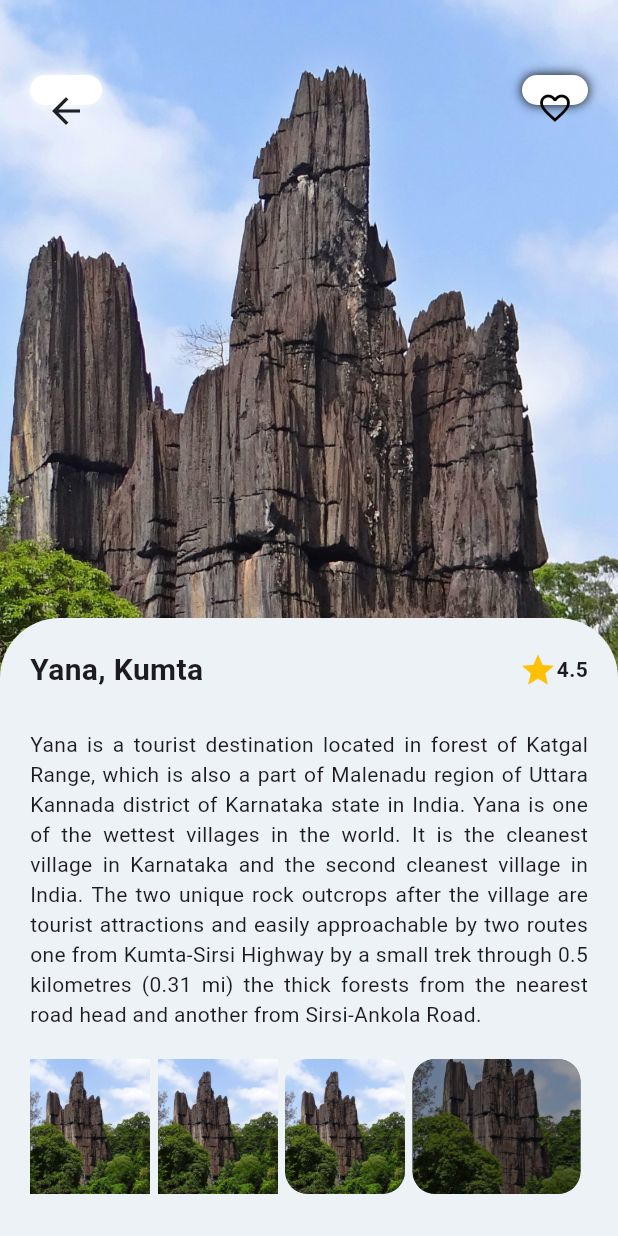
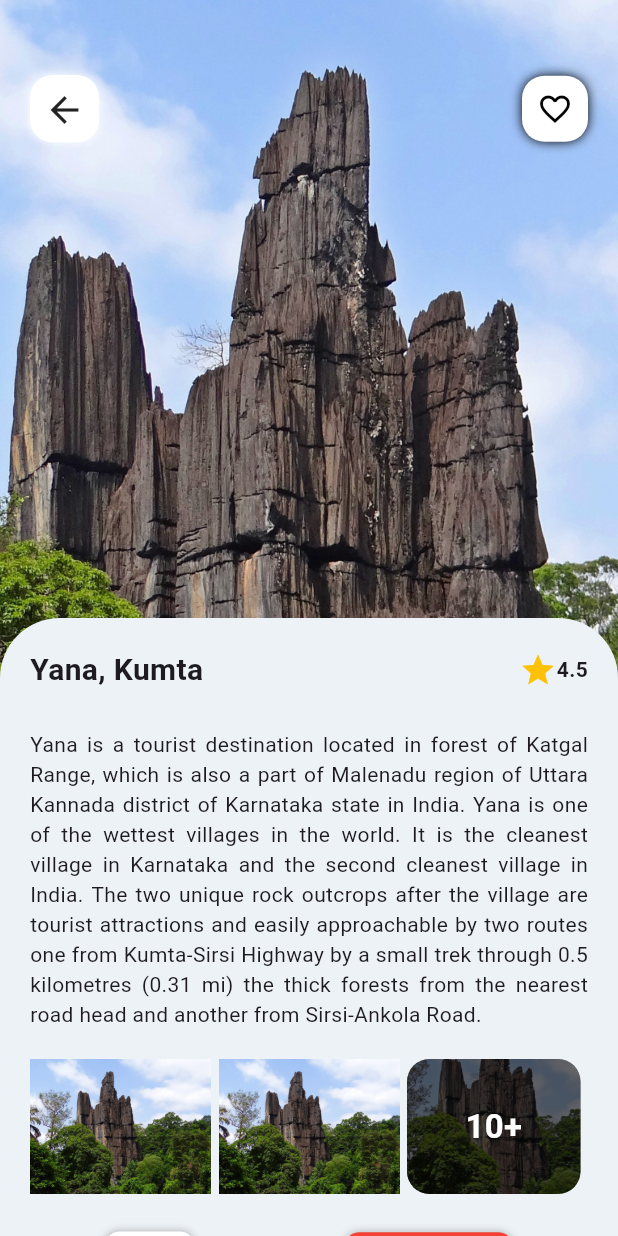
Before and after one commit to Lohitgb/Exploring_App, a Flutter app: the PostScreen screen opened directly, on a phone screen of 412 x 824 dp. Run offline on Flutter 3.47's test engine with Material 3 defaults, Android fonts, the phone set to English and light mode, and no system bars; our stand-ins replace curved_navigation_bar, firebase_auth, firebase_core, get, google_fonts, lottie; accounts and stored records are empty; network calls fail.

Commit message:
cards created

```diff
--- a/explore_uk/lib/widgets/cardappbar.dart
+++ b/explore_uk/lib/widgets/cardappbar.dart
@@ -22,7 +22,7 @@ class _CardAppBarState extends State<CardAppBar> {
               Navigator.pop(context);
             },
             child: Container(
-              padding: EdgeInsets.all(10),
+              padding: EdgeInsets.all(9),
               decoration: BoxDecoration(
                   color: Colors.white,
                   borderRadius: BorderRadius.circular(15),
--- a/explore_uk/lib/widgets/post_bottom_bar.dart
+++ b/explore_uk/lib/widgets/post_bottom_bar.dart
@@ -1,4 +1,8 @@
+import 'package:explore_uk/pages/forgot.dart';
+import 'package:explore_uk/pages/google-maps.dart';
 import 'package:flutter/material.dart';
+import 'package:get/get.dart';
+import 'package:google_fonts/google_fonts.dart';
 
 class PostBottomBar extends StatefulWidget {
   const PostBottomBar({super.key});
@@ -8,11 +12,17 @@ class PostBottomBar extends StatefulWidget {
 }
 
 class _PostBottomBarState extends State<PostBottomBar> {
+  bool isBookmark = false;
   @override
   Widget build(BuildContext context) {
     return Container(
       height: MediaQuery.of(context).size.height / 2,
-      padding: EdgeInsets.only(top: 20, right: 20, left: 20),
+      padding: EdgeInsets.only(
+        top: 20,
+        right: 20,
+        left: 20,
+        // bottom: 5,
+      ),
       decoration: BoxDecoration(
           color: Color(0xFFEDF2F6),
           borderRadius: BorderRadius.only(
@@ -20,15 +30,17 @@ class _PostBottomBarState extends State<PostBottomBar> {
       child: ListView(
         children: [
           Padding(
-            padding: EdgeInsets.only(),
-            child:
-                Column(mainAxisAlignment: MainAxisAlignment.start, children: [
+            padding: EdgeInsets.only(bottom: 20),
+            child: Column(
+              mainAxisAlignment: MainAxisAlignment.start,
+              children: [
                 Row(
                   mainAxisAlignment: MainAxisAlignment.spaceBetween,
                   children: [
                     Text(
                       'Yana, Kumta',
-                    style: TextStyle(fontSize: 20, fontWeight: FontWeight.w600),
+                      style:
+                          TextStyle(fontSize: 20, fontWeight: FontWeight.w600),
                     ),
                     SizedBox(
                       height: 10,
@@ -60,45 +72,31 @@ class _PostBottomBarState extends State<PostBottomBar> {
                 ),
                 Row(
                   children: [
-                  Padding(
-                    padding: EdgeInsets.only(right: 5),
-                    child: Expanded(
+                    Expanded(
                       child: Image.asset(
                         'assets/images/yana2.jpg',
                         fit: BoxFit.cover,
                         height: 90,
-                        width: 80,
+                        // width: 120,
                       ),
                     ),
-                  ),
-                  Padding(
-                    padding: EdgeInsets.only(right: 5),
-                    child: Expanded(
+                    SizedBox(width: 5),
+                    Expanded(
                       child: Image.asset(
                         'assets/images/yana2.jpg',
                         fit: BoxFit.cover,
                         height: 90,
-                        width: 80,
+                        // width: 120,
+                        // ),
                       ),
                     ),
-                  ),
-                  Padding(
-                    padding: EdgeInsets.only(right: 5),
-                    child: Expanded(
-                        child: ClipRRect(
-                      borderRadius: BorderRadius.circular(15),
-                      child: Image(
-                        image: AssetImage('assets/images/yana2.jpg'),
-                        fit: BoxFit.cover,
-                        height: 90,
-                        width: 80,
-                      ),
-                    )),
+                    SizedBox(
+                      width: 5,
                     ),
                     Expanded(
                       child: Container(
                         alignment: Alignment.center,
-                    width: 80,
+                        // width: 120,
                         height: 90,
                         margin: EdgeInsets.only(right: 5),
                         decoration: BoxDecoration(
@@ -107,14 +105,141 @@ class _PostBottomBarState extends State<PostBottomBar> {
                             image: DecorationImage(
                                 image: AssetImage('assets/images/yana1.jpg'),
                                 fit: BoxFit.cover,
-                            opacity: 0.6)),
-                  ))
+                                opacity: 0.4)),
+                        child: Text(
+                          '10+',
+                          style: TextStyle(
+                              color: Colors.white,
+                              fontSize: 22,
+                              fontWeight: FontWeight.w600),
+                        ),
+                      ),
+                    )
                   ],
+                ),
+                SizedBox(height: 15),
+                Container(
+                  height: 80,
+                  child: Row(
+                    mainAxisAlignment: MainAxisAlignment.spaceAround,
+                    children: [
+                      Container(
+                        padding: EdgeInsets.all(10),
+                        decoration: BoxDecoration(
+                            borderRadius: BorderRadius.circular(10),
+                            color: Colors.white,
+                            boxShadow: [
+                              BoxShadow(color: Colors.black26, blurRadius: 4)
+                            ]),
+                        child: Icon(
+                          isBookmark ? Icons.bookmark : Icons.bookmark_outline,
+                          color: isBookmark ? Colors.amber : Colors.black,
+                          size: 40,
+                        ),
+                      ),
+                      GestureDetector(
+                        onTap: () {
+                          Navigator.push(
+                              context,
+                              MaterialPageRoute(
+                                  builder: (context) => GoogleMap()));
+                        },
+                        child: Container(
+                          padding: EdgeInsets.symmetric(
+                              vertical: 15, horizontal: 25),
+                          decoration: BoxDecoration(
+                              borderRadius: BorderRadius.circular(10),
+                              color: Colors.red,
+                              boxShadow: [
+                                BoxShadow(color: Colors.black26, blurRadius: 4)
+                              ]),
+                          child: Text(
+                            'Go Now',
+                            style: GoogleFonts.getFont('Roboto Condensed',
+                                fontSize: 20, fontWeight: FontWeight.w700),
+                          ),
+                        ),
                       )
-            ]),
+                    ],
+                  ),
+                )
+              ],
+            ),
           )
         ],
       ),
     );
   }
 }
+
+//when we click show all photos images code below one plases update later
+// GestureDetector(
+//   onTap: showFullImageGallery,
+//   child: Container(
+//     alignment: Alignment.center,
+//     width: 120,
+//     height: 90,
+//     margin: EdgeInsets.only(right: 5),
+//     decoration: BoxDecoration(
+//       color: Colors.black,
+//       borderRadius: BorderRadius.circular(15),
+//       image: DecorationImage(
+//         image: AssetImage('assets/images/yana1.jpg'),
+//         fit: BoxFit.cover,
+//         opacity: 0.4,
+//       ),
+//     ),
+//     child: Text(
+//       '10+',
+//       style: TextStyle(
+//         color: Colors.white,
+//         fontSize: 22,
+//         fontWeight: FontWeight.w600,
+//       ),
+//     ),
+//   ),
+// ),
+
+// void showFullImageGallery() {
+//   showModalBottomSheet(
+//     context: context,
+//     isScrollControlled: true,
+//     backgroundColor: Colors.black.withOpacity(0.8),
+//     builder: (context) => Container(
+//       height: MediaQuery.of(context).size.height * 0.8,
+//       padding: EdgeInsets.all(10),
+//       child: GridView.builder(
+//         itemCount: imageList.length,
+//         gridDelegate: SliverGridDelegateWithFixedCrossAxisCount(
+//           crossAxisCount: 2,
+//           crossAxisSpacing: 10,
+//           mainAxisSpacing: 10,
+//         ),
+//         itemBuilder: (context, index) {
+//           return GestureDetector(
+//             onTap: () => showImageDialog(imageList[index]),
+//             child: ClipRRect(
+//               borderRadius: BorderRadius.circular(15),
+//               child: Image.asset(imageList[index], fit: BoxFit.cover),
+//             ),
+//           );
+//         },
+//       ),
+//     ),
+//   );
+// }
+
+// void showImageDialog(String imagePath) {
+//   showDialog(
+//     context: context,
+//     builder: (context) => Dialog(
+//       backgroundColor: Colors.transparent,
+//       child: Container(
+//         decoration: BoxDecoration(
+//           borderRadius: BorderRadius.circular(15),
+//         ),
+//         child: Image.asset(imagePath, fit: BoxFit.cover),
+//       ),
+//     ),
+//   );
+// }
--- a/explore_uk/lib/widgets/postscreen.dart
+++ b/explore_uk/lib/widgets/postscreen.dart
@@ -23,7 +23,7 @@ class _PostscreenState extends State<PostScreen> {
       child: Scaffold(
         backgroundColor: Colors.transparent,
         appBar: PreferredSize(
-            preferredSize: Size.fromHeight(90), child: CardAppBar()),
+            preferredSize: Size.fromHeight(115), child: CardAppBar()),
         bottomNavigationBar: PostBottomBar(),
       ),
     );
```
Also changed, not shown: explore_uk/lib/main.dart (+11 -11 lines), explore_uk/lib/pages/google-maps.dart (added, +39 -0 lines), explore_uk/lib/pages/homePage.dart (deleted, +0 -134 lines). Lines whose indentation alone changed are shown as unchanged.
